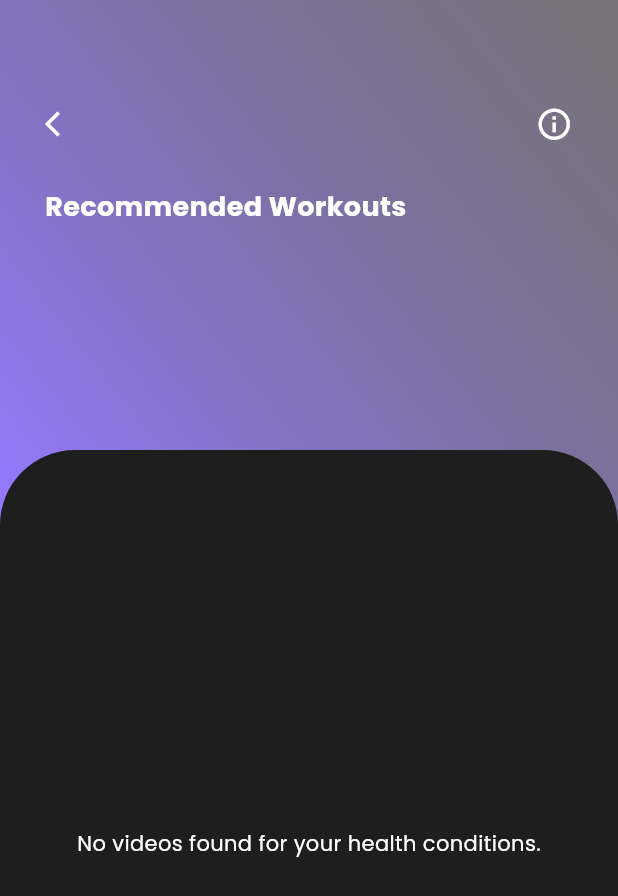
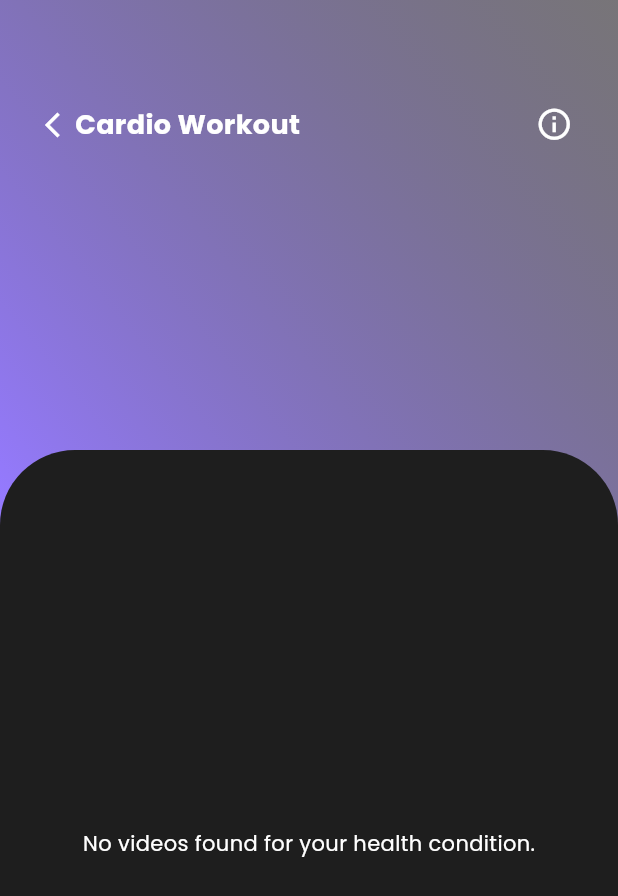
Before and after one commit to aimiashri/CAT304Finesse, a Flutter app: the HomeScreen screen opened directly, after a tap on the "arrow forward ios" icon, on a phone screen of 412 x 824 dp. Shown: the top 896 px of the screen. Run offline on Flutter 3.47's test engine with Material 3 defaults, Android fonts, the phone set to English and light mode, and no system bars; our stand-ins replace cloud_firestore, firebase_auth, firebase_core, firebase_database, geolocator, get and 8 more; accounts and stored records are empty.

Commit message:
AIMI LATEST INTEGRATION!!

```diff
--- a/lib/02_loginScreen.dart
+++ b/lib/02_loginScreen.dart
@@ -117,7 +117,7 @@ class _SignupScreenState extends State<LoginScreen> {
                   Navigator.pushReplacement(
                     context,
                     MaterialPageRoute(
-                      builder: (context) => const NavigationMenu(),
+                      builder: (context) => PersonalDetailsPage(),
                     ),
                   );
                 },
--- a/lib/10_home_screen.dart
+++ b/lib/10_home_screen.dart
@@ -5,7 +5,7 @@ import 'package:final_finesse/16_Article2.dart';
 import 'package:final_finesse/17_Article3.dart';
 import 'package:final_finesse/18_Article4.dart';
 import 'package:final_finesse/20_challenges.dart';
-import 'package:final_finesse/videoTRYPLAYLIST.dart';
+import 'package:final_finesse/videoinfotry.dart';
 import 'package:flutter/foundation.dart';
 import 'package:flutter/material.dart';
 import 'package:get/get.dart';
@@ -21,27 +21,23 @@ class _HomeScreenState extends State<HomeScreen> {
   final List<Map<String, String>> items = [
     {
       'title': 'Getting Optimal Health',
-      'imageUrl':
-          'assets/img/food.jpg',
+      'imageUrl': 'assets/img/food.jpg',
     },
     {
       'title': 'Busy Schedule Eating',
-      'imageUrl':
-          'assets/img/busyeating.jpg',
+      'imageUrl': 'assets/img/busyeating.jpg',
     },
     {
       'title': 'Balanced Nutrition',
-      'imageUrl':
-          'assets/img/balanced.jpg',
+      'imageUrl': 'assets/img/balanced.jpg',
     },
     {
       'title': 'Role of Regular Exercise',
-      'imageUrl':
-          'assets/img/exercise.webp',
+      'imageUrl': 'assets/img/exercise.webp',
     },
   ];
 
-  List<String> title= [
+  List<String> title = [
     'Healthy Eating',
     'Morning Yoga',
     'Cardio Workout',
@@ -120,7 +116,7 @@ class _HomeScreenState extends State<HomeScreen> {
                 SizedBox(width: 5),
                 InkWell(
                     onTap: () {
-                      Get.to(() => VideoInfoTry(uid: '',));
+                      Get.to(() => VideoInfoTry());
                     },
                     child: Icon(Icons.arrow_forward_ios,
                         size: 20, color: Colors.white)),
@@ -164,10 +160,10 @@ class _HomeScreenState extends State<HomeScreen> {
                           color: Colors.white,
                         )),
                     SizedBox(
-                      height: 7,
+                      height: 25,
                     ),
                     Text(
-                      "Abs Workout",
+                      "Cardio Workout",
                       style: TextStyle(
                         fontWeight: FontWeight.bold,
                         fontSize: 18,
@@ -206,7 +202,7 @@ class _HomeScreenState extends State<HomeScreen> {
                               ]),
                           child: InkWell(
                             onTap: () {
-                              Get.to(() => VideoInfoDupe());
+                              Get.to(() => VideoInfoTry());
                             },
                             child: Icon(Icons.play_circle_fill,
                                 color: Colors.white, size: 65),
@@ -259,7 +255,8 @@ class _HomeScreenState extends State<HomeScreen> {
                                   Padding(
                                     padding: const EdgeInsets.only(top: 8.0),
                                     child: Row(
-                                      crossAxisAlignment: CrossAxisAlignment.end,
+                                      crossAxisAlignment:
+                                          CrossAxisAlignment.end,
                                       children: [
                                         Text(
                                           "Plank with Hip Twist",
--- a/lib/13_redeemPoints.dart
+++ b/lib/13_redeemPoints.dart
@@ -132,7 +132,7 @@ class _RedeemPointsState extends State<RedeemPoints> {
                                 Padding(
                                   padding: const EdgeInsets.only(left: 20),
                                   child: Text(
-                                    "530 pts",
+                                    "1 pts",
                                     style: TextStyle(
                                       fontWeight: FontWeight.bold,
                                       fontSize: 25,
--- a/lib/Services/authentication.dart
+++ b/lib/Services/authentication.dart
@@ -51,9 +51,9 @@ class AuthServices {
     return res;
   }
 
-  // for sighout
-  signOut() async {
-    // await _auth.signOut();
+  // for signout
+  Future<void> signOut() async {
+    await _auth.signOut();
   }
 
 }
--- a/lib/main.dart
+++ b/lib/main.dart
@@ -4,6 +4,7 @@ import 'package:final_finesse/03_personalDetail.dart';
 import 'package:final_finesse/04_profile_fill.dart';
 import 'package:final_finesse/05_personalise_intro_pg.dart';
 import 'package:final_finesse/07_scanmedReport.dart';
+import 'package:final_finesse/08.1_medical_quest_2.dart';
 import 'package:final_finesse/08_medical_quest.dart';
 import 'package:final_finesse/10.1_user_acc_pg.dart';
 import 'package:final_finesse/10.2_sub_plan_pg.dart';
@@ -27,7 +28,6 @@ import 'package:final_finesse/12_videoInfoDUPE.dart';
 import 'package:final_finesse/27_chatPage.dart';
 import 'package:final_finesse/32_personal_trainer_detail.dart';
 import 'package:final_finesse/01_signUpScreen.dart';
-import 'package:final_finesse/videoTRYPLAYLIST.dart';
 import 'package:firebase_core/firebase_core.dart';
 import 'package:get/get.dart';
 //import 'package:final_finesse/video_info.dart';
--- a/lib/service/database_service.dart
+++ b/lib/service/database_service.dart
@@ -110,7 +110,7 @@ class DatabaseService {
   // saving medical questionnaire data
   Future saveMedicalData({
     required String healthConditions,
-    required String otherHealthCondition,
+    // required String otherHealthCondition,
     required bool hasChestPain,
     required bool hasHeartCondition,
     required bool hasOtherMedicalCondition,
@@ -129,7 +129,7 @@ class DatabaseService {
       // Store medical questionnaire data in the 'user_medicalQuest' collection
       await userMedicalQuestCollection.doc(uid).set({
         "healthConditions": healthConditions,
-        "otherHealthCondition": otherHealthCondition,
+        // "otherHealthCondition": otherHealthCondition,
         "hasChestPain": hasChestPain,
         "hasHeartCondition": hasHeartCondition,
         "hasOtherMedicalCondition": hasOtherMedicalCondition,
--- a/lib/videoTRYPLAYLIST.dart
+++ b/lib/videoinfotry.dart
@@ -1,11 +1,10 @@
 import 'package:flutter/material.dart';
 import 'package:cloud_firestore/cloud_firestore.dart';
+import 'package:firebase_auth/firebase_auth.dart'; // For Firebase Authentication
 import 'package:youtube_player_flutter/youtube_player_flutter.dart';
 
 class VideoInfoTry extends StatefulWidget {
-  final String uid; // Pass the user's UID when navigating to this screen.
-
-  const VideoInfoTry ({Key? key, required this.uid}) : super(key: key);
+  const VideoInfoTry({Key? key}) : super(key: key);
 
   @override
   _VideoInfoTryState createState() => _VideoInfoTryState();
@@ -24,20 +23,27 @@ class _VideoInfoTryState extends State<VideoInfoTry> {
 
   Future<void> fetchUserData() async {
     try {
-      // Fetch data from Firestore
-      final doc = await FirebaseFirestore.instance
+      // Get the current user's UID from Firebase Authentication
+      final currentUser = FirebaseAuth.instance.currentUser;
+      if (currentUser == null) {
+        throw Exception("User not logged in");
+      }
+      final uid = currentUser.uid;
+
+      // Fetch data from Firestore using the user's UID
+      final document = await FirebaseFirestore.instance
           .collection('user_medicalQuest')
-          .doc(widget.uid)
+          .doc(uid)
           .get();
 
-      if (doc.exists) {
-        final data = doc.data();
-        final healthConditions = data?['healthConditions'] as List<dynamic>? ?? [];
+      if (document.exists) {
+        final data = document.data();
+        final healthCondition = data?['healthConditions']; // Singular value
 
-        // Map health conditions to recommended videos
-        final recommendedVideos = getRecommendedVideos(healthConditions);
+        // Map health condition to recommended videos
+        final recommendedVideos = getRecommendedVideos(healthCondition);
 
-        // Update video URLs
+        // Update video URLs and controllers
         setState(() {
           videoUrls.addAll(recommendedVideos);
           _controllers.addAll(recommendedVideos.map((url) {
@@ -62,31 +68,29 @@ class _VideoInfoTryState extends State<VideoInfoTry> {
     }
   }
 
-  List<String> getRecommendedVideos(List<dynamic> healthConditions) {
+  List<String> getRecommendedVideos(String? healthCondition) {
     // Example mapping of health conditions to YouTube video URLs
     final recommendations = {
-      'Joint Pain or arthritis': [
+      'Joint Pain': [
         'https://www.youtube.com/watch?v=3qyWpJ34dWw',
         'https://www.youtube.com/watch?v=AnYl6Nk9GOA',
       ],
+      'Back Pain': [
+        'https://www.youtube.com/watch?v=UItWltVZZmE',
+        'https://www.youtube.com/watch?v=Eml2xnoLpYE',
+      ],
       'None of the above': [
-        'https://www.youtube.com/watch?v=UItWltVZZmE',
-        'https://www.youtube.com/watch?v=50kH47ZztHs',
+        'https://www.youtube.com/watch?v=3qyWpJ34dWw',
+        'https://www.youtube.com/watch?v=kZDvg92tTMc',
       ],
-      'Diabetes': [
-        'https://www.youtube.com/watch?v=v7AYKMP6rOE',
-        'https://www.youtube.com/watch?v=qULTwquOuT4',
+      'Heart Disease': [
+        'https://www.youtube.com/watch?v=3qyWpJ34dWw',
+        'https://www.youtube.com/watch?v=AnYl6Nk9GOA',
       ],
     };
 
-    final recommendedVideos = <String>[];
-    for (var condition in healthConditions) {
-      if (recommendations.containsKey(condition)) {
-        recommendedVideos.addAll(recommendations[condition]!);
-      }
-    }
-
-    return recommendedVideos;
+    // Return videos for the given condition, or an empty list if condition not found
+    return recommendations[healthCondition] ?? [];
   }
 
   @override
@@ -132,18 +136,17 @@ class _VideoInfoTryState extends State<VideoInfoTry> {
                                 color: Colors.white,
                               ),
                             ),
-                            const Spacer(),
-                            const Icon(Icons.info_outline, size: 25, color: Colors.white),
-                          ],
-                        ),
-                        const SizedBox(height: 30),
-                        const Text(
-                          "Recommended Workouts",
+                           const Text(
+                          "Cardio Workout",
                           style: TextStyle(
                             fontWeight: FontWeight.bold,
                             fontSize: 18,
                             color: Colors.white,
                           ),
+                        ),
+                            const Spacer(),
+                            const Icon(Icons.info_outline, size: 25, color: Colors.white),
+                          ],
                         ),
                       ],
                     ),
@@ -151,6 +154,7 @@ class _VideoInfoTryState extends State<VideoInfoTry> {
                   // Video List Section
                   Expanded(
                     child: Container(
+                      height: 300,
                       decoration: const BoxDecoration(
                         color: Color(0xFF1E1E1E),
                         borderRadius: BorderRadius.only(
@@ -161,7 +165,7 @@ class _VideoInfoTryState extends State<VideoInfoTry> {
                       child: videoUrls.isEmpty
                           ? const Center(
                               child: Text(
-                                "No videos found for your health conditions.",
+                                "No videos found for your health condition.",
                                 style: TextStyle(color: Colors.white),
                               ),
                             )
```
Also changed, not shown: lib/08_medical_quest.dart (+116 -55 lines), lib/10.1_user_acc_pg.dart (+43 -26 lines), lib/11_activityLog.dart (+40 -40 lines), lib/Services/FirestoreService.dart (deleted, +0 -30 lines), lib/Services/VideoRecommender.dart (deleted, +0 -16 lines).
